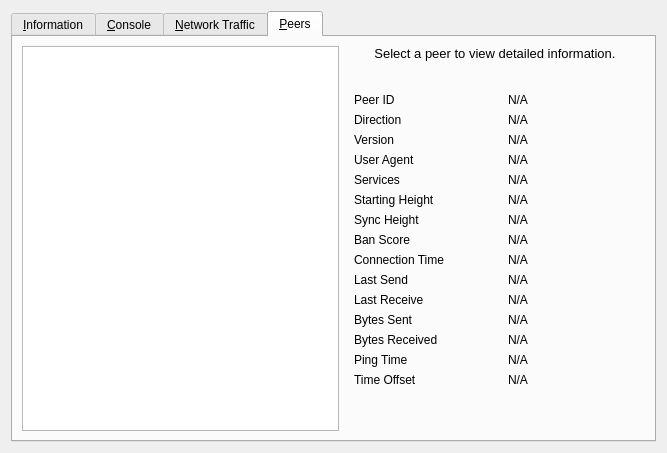
Before: the Qt Designer form src/qt/forms/rpcconsole.ui in innova-foundation/innova, drawn with Qt 5.
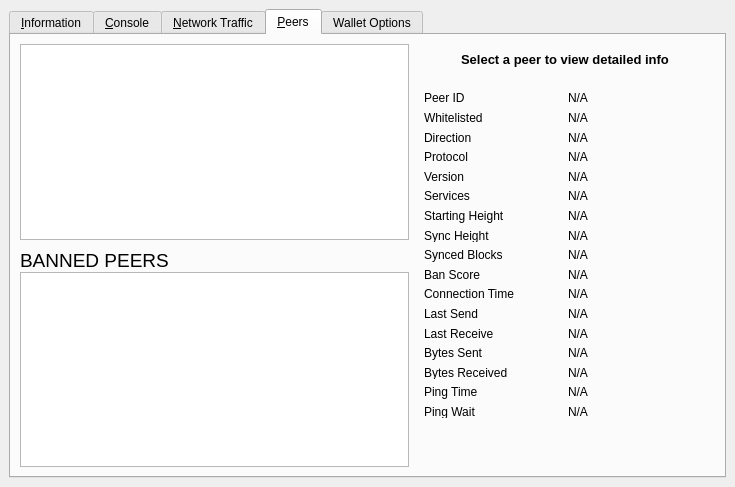
After: the same form once the commit is applied. The open tabs and pages were chosen to show the change. Icons and pictures are not drawn. Custom widgets are drawn as their Qt base class.

Commit message:
New RPC Commands, banlist, reactivate POW Mining, QT Updates, various fixes, Boost v1.73
First Step to v4.3.9.0

What changed in the file:
```diff
--- a/src/qt/forms/rpcconsole.ui
+++ b/src/qt/forms/rpcconsole.ui
@@ -6,16 +6,22 @@
    <rect>
     <x>0</x>
     <y>0</y>
-    <width>667</width>
-    <height>453</height>
+    <width>735</width>
+    <height>487</height>
    </rect>
   </property>
   <property name="windowTitle">
    <string>Innova - Debug window</string>
   </property>
-  <layout class="QVBoxLayout" name="verticalLayout_2">
-   <item>
     <widget class="QTabWidget" name="tabWidget">
+   <property name="geometry">
+    <rect>
+     <x>9</x>
+     <y>9</y>
+     <width>717</width>
+     <height>469</height>
+    </rect>
+   </property>
      <property name="currentIndex">
       <number>0</number>
      </property>
@@ -714,7 +720,12 @@
        <string>&amp;Peers</string>
       </attribute>
       <layout class="QGridLayout" name="gridLayout_2">
-       <item row="0" column="0" rowspan="2">
+     <item row="0" column="0" rowspan="4">
+      <layout class="QVBoxLayout" name="verticalLayout_101">
+       <property name="spacing">
+        <number>0</number>
+       </property>
+       <item>
         <widget class="QTableView" name="peerWidget">
          <property name="horizontalScrollBarPolicy">
           <enum>Qt::ScrollBarAsNeeded</enum>
@@ -727,6 +738,112 @@
          </attribute>
         </widget>
        </item>
+       <item>
+        <widget class="QLabel" name="banHeading">
+         <property name="sizePolicy">
+          <sizepolicy hsizetype="Preferred" vsizetype="Minimum">
+           <horstretch>0</horstretch>
+           <verstretch>0</verstretch>
+          </sizepolicy>
+         </property>
+         <property name="minimumSize">
+          <size>
+           <width>300</width>
+           <height>32</height>
+          </size>
+         </property>
+         <property name="maximumSize">
+          <size>
+           <width>16777215</width>
+           <height>32</height>
+          </size>
+         </property>
+         <property name="font">
+          <font>
+           <pointsize>14</pointsize>
+          </font>
+         </property>
+         <property name="cursor">
+          <cursorShape>IBeamCursor</cursorShape>
+         </property>
+         <property name="text">
+          <string>BANNED PEERS</string>
+         </property>
+         <property name="alignment">
+          <set>Qt::AlignBottom|Qt::AlignLeading|Qt::AlignLeft</set>
+         </property>
+         <property name="wordWrap">
+          <bool>true</bool>
+         </property>
+         <property name="textInteractionFlags">
+          <set>Qt::LinksAccessibleByMouse|Qt::TextSelectableByKeyboard|Qt::TextSelectableByMouse</set>
+         </property>
+        </widget>
+       </item>
+       <item>
+        <widget class="QTableView" name="banlistWidget">
+         <property name="sizePolicy">
+          <sizepolicy hsizetype="Expanding" vsizetype="Expanding">
+           <horstretch>0</horstretch>
+           <verstretch>0</verstretch>
+          </sizepolicy>
+         </property>
+         <property name="maximumSize">
+          <size>
+           <width>16777215</width>
+           <height>16777215</height>
+          </size>
+         </property>
+         <property name="palette">
+          <palette>
+           <active>
+            <colorrole role="Text">
+             <brush brushstyle="SolidPattern">
+              <color alpha="255">
+               <red>51</red>
+               <green>51</green>
+               <blue>51</blue>
+              </color>
+             </brush>
+            </colorrole>
+           </active>
+           <inactive>
+            <colorrole role="Text">
+             <brush brushstyle="SolidPattern">
+              <color alpha="255">
+               <red>51</red>
+               <green>51</green>
+               <blue>51</blue>
+              </color>
+             </brush>
+            </colorrole>
+           </inactive>
+           <disabled>
+            <colorrole role="Text">
+             <brush brushstyle="SolidPattern">
+              <color alpha="255">
+               <red>85</red>
+               <green>85</green>
+               <blue>85</blue>
+              </color>
+             </brush>
+            </colorrole>
+           </disabled>
+          </palette>
+         </property>
+         <property name="horizontalScrollBarPolicy">
+          <enum>Qt::ScrollBarAsNeeded</enum>
+         </property>
+         <property name="sortingEnabled">
+          <bool>true</bool>
+         </property>
+         <attribute name="horizontalHeaderHighlightSections">
+          <bool>false</bool>
+         </attribute>
+        </widget>
+       </item>
+      </layout>
+     </item>
        <item row="0" column="1">
         <widget class="QLabel" name="peerHeading">
          <property name="sizePolicy">
@@ -744,16 +861,18 @@
          <property name="font">
           <font>
            <pointsize>10</pointsize>
+         <weight>75</weight>
+         <bold>true</bold>
           </font>
          </property>
          <property name="cursor">
           <cursorShape>IBeamCursor</cursorShape>
          </property>
          <property name="text">
-          <string>Select a peer to view detailed information.</string>
+        <string>Select a peer to view detailed info</string>
          </property>
          <property name="alignment">
-          <set>Qt::AlignHCenter|Qt::AlignTop</set>
+        <set>Qt::AlignCenter</set>
          </property>
          <property name="wordWrap">
           <bool>true</bool>
@@ -763,23 +882,36 @@
          </property>
         </widget>
        </item>
+     <item row="2" column="1">
+      <spacer name="verticalSpacer_3">
+       <property name="orientation">
+        <enum>Qt::Vertical</enum>
+       </property>
+       <property name="sizeHint" stdset="0">
+        <size>
+         <width>20</width>
+         <height>40</height>
+        </size>
+       </property>
+      </spacer>
+     </item>
        <item row="1" column="1">
         <widget class="QWidget" name="detailWidget" native="true">
          <property name="minimumSize">
           <size>
-           <width>300</width>
-           <height>0</height>
+         <width>270</width>
+         <height>300</height>
           </size>
          </property>
          <layout class="QGridLayout" name="gridLayout_3">
           <item row="0" column="0">
-           <widget class="QLabel" name="label_23">
+         <widget class="QLabel" name="label_31">
             <property name="text">
              <string>Peer ID</string>
             </property>
            </widget>
           </item>
-          <item row="0" column="2">
+        <item row="0" column="1">
            <widget class="QLabel" name="peerId">
             <property name="cursor">
              <cursorShape>IBeamCursor</cursorShape>
@@ -798,11 +930,34 @@
           <item row="1" column="0">
            <widget class="QLabel" name="label_30">
             <property name="text">
+           <string>Whitelisted</string>
+          </property>
+         </widget>
+        </item>
+        <item row="1" column="1">
+         <widget class="QLabel" name="peerWhitelisted">
+          <property name="cursor">
+           <cursorShape>IBeamCursor</cursorShape>
+          </property>
+          <property name="text">
+           <string>N/A</string>
+          </property>
+          <property name="textFormat">
+           <enum>Qt::PlainText</enum>
+          </property>
+          <property name="textInteractionFlags">
+           <set>Qt::LinksAccessibleByMouse|Qt::TextSelectableByKeyboard|Qt::TextSelectableByMouse</set>
+          </property>
+         </widget>
+        </item>
+        <item row="2" column="0">
+         <widget class="QLabel" name="label_23">
+          <property name="text">
              <string>Direction</string>
             </property>
            </widget>
           </item>
-          <item row="1" column="2">
+        <item row="2" column="1">
            <widget class="QLabel" name="peerDirection">
             <property name="cursor">
              <cursorShape>IBeamCursor</cursorShape>
@@ -818,14 +973,14 @@
             </property>
            </widget>
           </item>
-          <item row="2" column="0">
+        <item row="3" column="0">
            <widget class="QLabel" name="label_21">
             <property name="text">
-             <string>Version</string>
+           <string>Protocol</string>
             </property>
            </widget>
           </item>
-          <item row="2" column="2">
+        <item row="3" column="1">
            <widget class="QLabel" name="peerVersion">
             <property name="cursor">
              <cursorShape>IBeamCursor</cursorShape>
@@ -841,14 +996,14 @@
             </property>
            </widget>
           </item>
-          <item row="3" column="0">
+        <item row="4" column="0">
            <widget class="QLabel" name="label_28">
             <property name="text">
-             <string>User Agent</string>
+           <string>Version</string>
             </property>
            </widget>
           </item>
-          <item row="3" column="2">
+        <item row="4" column="1">
            <widget class="QLabel" name="peerSubversion">
             <property name="cursor">
              <cursorShape>IBeamCursor</cursorShape>
@@ -864,14 +1019,14 @@
             </property>
            </widget>
           </item>
-          <item row="4" column="0">
-           <widget class="QLabel" name="label_41">
+        <item row="5" column="0">
+         <widget class="QLabel" name="label_4">
             <property name="text">
              <string>Services</string>
             </property>
            </widget>
           </item>
-          <item row="4" column="2">
+        <item row="5" column="1">
            <widget class="QLabel" name="peerServices">
             <property name="cursor">
              <cursorShape>IBeamCursor</cursorShape>
@@ -887,14 +1042,14 @@
             </property>
            </widget>
           </item>
-          <item row="5" column="0">
+        <item row="6" column="0">
            <widget class="QLabel" name="label_29">
             <property name="text">
              <string>Starting Height</string>
             </property>
            </widget>
           </item>
-          <item row="5" column="2">
+        <item row="6" column="1">
            <widget class="QLabel" name="peerHeight">
             <property name="cursor">
              <cursorShape>IBeamCursor</cursorShape>
@@ -910,14 +1065,14 @@
             </property>
            </widget>
           </item>
-          <item row="6" column="0">
+        <item row="7" column="0">
            <widget class="QLabel" name="label_27">
             <property name="text">
              <string>Sync Height</string>
             </property>
            </widget>
           </item>
-          <item row="6" column="2">
+        <item row="7" column="1">
            <widget class="QLabel" name="peerSyncHeight">
             <property name="cursor">
              <cursorShape>IBeamCursor</cursorShape>
@@ -933,14 +1088,37 @@
             </property>
            </widget>
           </item>
-          <item row="7" column="0">
+        <item row="8" column="0">
+         <widget class="QLabel" name="label_25">
+          <property name="text">
+           <string>Synced Blocks</string>
+          </property>
+         </widget>
+        </item>
+        <item row="8" column="1">
+         <widget class="QLabel" name="peerCommonHeight">
+          <property name="cursor">
+           <cursorShape>IBeamCursor</cursorShape>
+          </property>
+          <property name="text">
+           <string>N/A</string>
+          </property>
+          <property name="textFormat">
+           <enum>Qt::PlainText</enum>
+          </property>
+          <property name="textInteractionFlags">
+           <set>Qt::LinksAccessibleByMouse|Qt::TextSelectableByKeyboard|Qt::TextSelectableByMouse</set>
+          </property>
+         </widget>
+        </item>
+        <item row="9" column="0">
            <widget class="QLabel" name="label_24">
             <property name="text">
              <string>Ban Score</string>
             </property>
            </widget>
           </item>
-          <item row="7" column="2">
+        <item row="9" column="1">
            <widget class="QLabel" name="peerBanScore">
             <property name="cursor">
              <cursorShape>IBeamCursor</cursorShape>
@@ -956,14 +1134,14 @@
             </property>
            </widget>
           </item>
-          <item row="8" column="0">
+        <item row="10" column="0">
            <widget class="QLabel" name="label_22">
             <property name="text">
              <string>Connection Time</string>
             </property>
            </widget>
           </item>
-          <item row="8" column="2">
+        <item row="10" column="1">
            <widget class="QLabel" name="peerConnTime">
             <property name="cursor">
              <cursorShape>IBeamCursor</cursorShape>
@@ -979,14 +1157,14 @@
             </property>
            </widget>
           </item>
-          <item row="9" column="0">
+        <item row="11" column="0">
            <widget class="QLabel" name="label_15">
             <property name="text">
              <string>Last Send</string>
             </property>
            </widget>
           </item>
-          <item row="9" column="2">
+        <item row="11" column="1">
            <widget class="QLabel" name="peerLastSend">
             <property name="cursor">
              <cursorShape>IBeamCursor</cursorShape>
@@ -1002,14 +1180,14 @@
             </property>
            </widget>
           </item>
-          <item row="10" column="0">
+        <item row="12" column="0">
            <widget class="QLabel" name="label_19">
             <property name="text">
              <string>Last Receive</string>
             </property>
            </widget>
           </item>
-          <item row="10" column="2">
+        <item row="12" column="1">
            <widget class="QLabel" name="peerLastRecv">
             <property name="cursor">
              <cursorShape>IBeamCursor</cursorShape>
@@ -1025,14 +1203,14 @@
             </property>
            </widget>
           </item>
-          <item row="11" column="0">
+        <item row="13" column="0">
            <widget class="QLabel" name="label_18">
             <property name="text">
              <string>Bytes Sent</string>
             </property>
            </widget>
           </item>
-          <item row="11" column="2">
+        <item row="13" column="1">
            <widget class="QLabel" name="peerBytesSent">
             <property name="cursor">
              <cursorShape>IBeamCursor</cursorShape>
@@ -1048,14 +1226,14 @@
             </property>
            </widget>
           </item>
-          <item row="12" column="0">
+        <item row="14" column="0">
            <widget class="QLabel" name="label_20">
             <property name="text">
              <string>Bytes Received</string>
             </property>
            </widget>
           </item>
-          <item row="12" column="2">
+        <item row="14" column="1">
            <widget class="QLabel" name="peerBytesRecv">
             <property name="cursor">
              <cursorShape>IBeamCursor</cursorShape>
@@ -1071,14 +1249,14 @@
             </property>
            </widget>
           </item>
-          <item row="13" column="0">
+        <item row="15" column="0">
            <widget class="QLabel" name="label_26">
             <property name="text">
              <string>Ping Time</string>
             </property>
            </widget>
           </item>
-          <item row="13" column="2">
+        <item row="15" column="1">
            <widget class="QLabel" name="peerPingTime">
             <property name="cursor">
              <cursorShape>IBeamCursor</cursorShape>
@@ -1094,15 +1272,18 @@
             </property>
            </widget>
           </item>
-          <item row="14" column="0">
-           <widget class="QLabel" name="label_timeoffset">
+        <item row="16" column="0">
+         <widget class="QLabel" name="peerPingWaitLabel">
+          <property name="toolTip">
+           <string>The duration of a currently outstanding ping.</string>
+          </property>
             <property name="text">
-             <string>Time Offset</string>
+           <string>Ping Wait</string>
             </property>
            </widget>
           </item>
-          <item row="14" column="2">
-           <widget class="QLabel" name="timeoffset">
+        <item row="16" column="1">
+         <widget class="QLabel" name="peerPingWait">
             <property name="cursor">
              <cursorShape>IBeamCursor</cursorShape>
             </property>
@@ -1117,27 +1298,214 @@
             </property>
            </widget>
           </item>
-          <item row="15" column="1">
-           <spacer name="verticalSpacer_3">
-            <property name="orientation">
-             <enum>Qt::Vertical</enum>
-            </property>
-            <property name="sizeHint" stdset="0">
+       </layout>
+      </widget>
+     </item>
+    </layout>
+   </widget>
+   <widget class="QWidget" name="tab_repair">
+    <attribute name="title">
+     <string>Wallet Options</string>
+    </attribute>
+    <widget class="QLabel" name="label_repair_helptext">
+     <property name="geometry">
+      <rect>
+       <x>10</x>
+       <y>10</y>
+       <width>701</width>
+       <height>51</height>
+      </rect>
+     </property>
+     <property name="font">
+      <font>
+       <weight>50</weight>
+       <bold>false</bold>
+      </font>
+     </property>
+     <property name="text">
+      <string>The buttons below will restart the Innova QT with configurations to repair your wallet.dat. It will possibly resolve issues with corrupted blockchain files or missing/obsolete transactions. It is not recommended to use these options if your wallet.dat is functioning fine. (ONLY USE THESE OPTIONS IF YOU NEED TO REPAIR!) Try using the command &lt;b&gt;&quot;repairwallet&quot;&lt;/b&gt; in the Debug Window first.</string>
+     </property>
+     <property name="alignment">
+      <set>Qt::AlignCenter</set>
+     </property>
+     <property name="wordWrap">
+      <bool>true</bool>
+     </property>
+    </widget>
+    <widget class="QLabel" name="wallet_path">
+     <property name="geometry">
+      <rect>
+       <x>10</x>
+       <y>60</y>
+       <width>691</width>
+       <height>31</height>
+      </rect>
+     </property>
+     <property name="text">
+      <string>Wallet Path</string>
+     </property>
+     <property name="alignment">
+      <set>Qt::AlignCenter</set>
+     </property>
+    </widget>
+    <widget class="QGroupBox" name="groupBox_2">
+     <property name="geometry">
+      <rect>
+       <x>10</x>
+       <y>100</y>
+       <width>681</width>
+       <height>311</height>
+      </rect>
+     </property>
+     <property name="title">
+      <string>Innova Wallet.dat Repair Options</string>
+     </property>
+     <property name="alignment">
+      <set>Qt::AlignCenter</set>
+     </property>
+     <layout class="QGridLayout" name="gridLayout_4">
+      <item row="0" column="0">
+       <widget class="QPushButton" name="btn_salvagewallet">
+        <property name="minimumSize">
              <size>
-              <width>20</width>
-              <height>40</height>
-             </size>
-            </property>
-           </spacer>
-          </item>
-         </layout>
-        </widget>
-       </item>
-      </layout>
-     </widget>
-    </widget>
-   </item>
-  </layout>
+          <width>180</width>
+          <height>23</height>
+         </size>
+        </property>
+        <property name="text">
+         <string>Salvage Wallet</string>
+        </property>
+       </widget>
+      </item>
+      <item row="0" column="1">
+       <widget class="QLabel" name="label_repair_salvage">
+        <property name="text">
+         <string>-salvagewallet: Attempt to recover private keys from a corrupt wallet.dat.</string>
+        </property>
+        <property name="wordWrap">
+         <bool>true</bool>
+        </property>
+       </widget>
+      </item>
+      <item row="1" column="0">
+       <widget class="QPushButton" name="btn_rescan">
+        <property name="minimumSize">
+         <size>
+          <width>180</width>
+          <height>23</height>
+         </size>
+        </property>
+        <property name="text">
+         <string>Rescan The Chain</string>
+        </property>
+       </widget>
+      </item>
+      <item row="1" column="1">
+       <widget class="QLabel" name="label_repair_rescan">
+        <property name="text">
+         <string>-rescan: Rescan the blockchain for missing wallet transactions.</string>
+        </property>
+        <property name="wordWrap">
+         <bool>true</bool>
+        </property>
+       </widget>
+      </item>
+      <item row="2" column="0">
+       <widget class="QPushButton" name="btn_reindex">
+        <property name="text">
+         <string>Reindex The Chain</string>
+        </property>
+       </widget>
+      </item>
+      <item row="2" column="1">
+       <widget class="QLabel" name="label_repair_reindex">
+        <property name="text">
+         <string>-reindex: Rebuild the blockchain index from the current blk000??.dat files.</string>
+        </property>
+        <property name="wordWrap">
+         <bool>true</bool>
+        </property>
+       </widget>
+      </item>
+      <item row="3" column="0">
+       <widget class="QPushButton" name="btn_zapwallettxes1">
+        <property name="minimumSize">
+         <size>
+          <width>180</width>
+          <height>23</height>
+         </size>
+        </property>
+        <property name="focusPolicy">
+         <enum>Qt::StrongFocus</enum>
+        </property>
+        <property name="text">
+         <string>Recover Transactions 1</string>
+        </property>
+       </widget>
+      </item>
+      <item row="3" column="1">
+       <widget class="QLabel" name="label_repair_zap1">
+        <property name="text">
+         <string>-zapwallettxes=1: Recover transactions from blockchain (keep meta-data, e.g. account owner).</string>
+        </property>
+        <property name="wordWrap">
+         <bool>true</bool>
+        </property>
+       </widget>
+      </item>
+      <item row="4" column="0">
+       <widget class="QPushButton" name="btn_zapwallettxes2">
+        <property name="minimumSize">
+         <size>
+          <width>180</width>
+          <height>23</height>
+         </size>
+        </property>
+        <property name="text">
+         <string>Recover Transactions 2</string>
+        </property>
+       </widget>
+      </item>
+      <item row="4" column="1">
+       <widget class="QLabel" name="label_repair_zap2">
+        <property name="text">
+         <string>-zapwallettxes=2: Recover transactions from blockchain (drop meta-data).</string>
+        </property>
+        <property name="wordWrap">
+         <bool>true</bool>
+        </property>
+       </widget>
+      </item>
+      <item row="5" column="0">
+       <widget class="QPushButton" name="btn_upgradewallet">
+        <property name="minimumSize">
+         <size>
+          <width>180</width>
+          <height>23</height>
+         </size>
+        </property>
+        <property name="text">
+         <string>Upgrade wallet.dat format</string>
+        </property>
+       </widget>
+      </item>
+      <item row="5" column="1">
+       <widget class="QLabel" name="label_repair_upgrade">
+        <property name="text">
+         <string>-upgradewallet: Upgrade wallet.dat to latest format on startup. (Note: this is NOT an update of the wallet itself!)</string>
+        </property>
+        <property name="wordWrap">
+         <bool>true</bool>
+        </property>
+       </widget>
+      </item>
+     </layout>
+    </widget>
+    <zorder>groupBox_2</zorder>
+    <zorder>label_repair_helptext</zorder>
+    <zorder>wallet_path</zorder>
+   </widget>
+  </widget>
  </widget>
  <customwidgets>
   <customwidget>
```
Left out of the diff: 324 changed lines with no effect on the pictures. Lines whose indentation alone changed are shown as unchanged. The commit also changes 68 other files.
